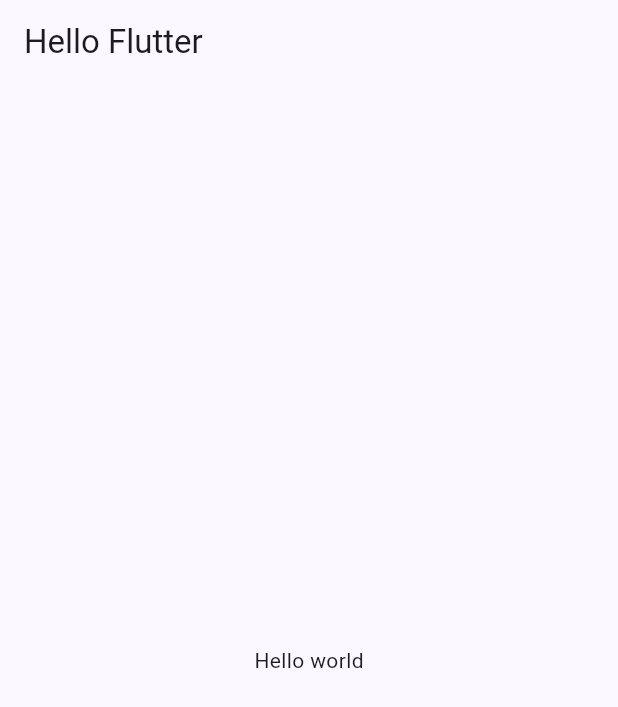
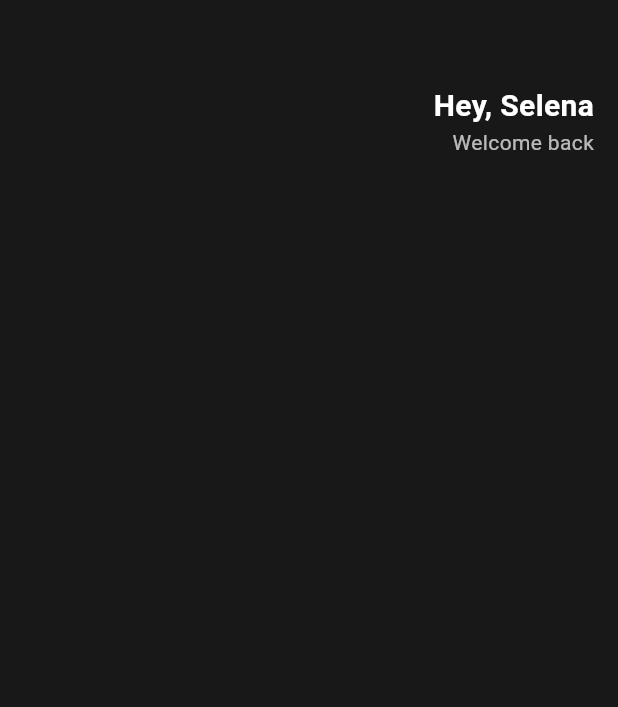
Before and after one commit to hyesuhong/flutter-project, a Flutter app: the screen it shows after launch, on a phone screen of 412 x 824 dp. Shown: the top 707 px of the screen. Run offline on Flutter 3.47's test engine with Material 3 defaults, Android fonts, the phone set to English and light mode, and no system bars.

Commit message:
feat: add custom header

```diff
--- a/lib/main.dart
+++ b/lib/main.dart
@@ -10,18 +10,43 @@ class MyApp extends StatelessWidget {
   @override
   Widget build(BuildContext context) {
     return MaterialApp(
-      // title: 'Flutter Demo',
-      theme: ThemeData(
-        colorScheme: ColorScheme.fromSeed(seedColor: Colors.indigo),
-        useMaterial3: true,
+      home: Scaffold(
+        backgroundColor: Color(0xff181818),
+        body: Padding(
+          padding: EdgeInsets.symmetric(horizontal: 16),
+          child: Column(
+            children: [
+              SizedBox(
+                height: 56,
+              ),
+              Row(
+                mainAxisAlignment: MainAxisAlignment.end,
+                children: [
+                  Column(
+                    crossAxisAlignment: CrossAxisAlignment.end,
+                    children: [
+                      Text(
+                        'Hey, Selena',
+                        style: TextStyle(
+                          color: Colors.white,
+                          fontSize: 20,
+                          fontWeight: FontWeight.w700,
+                        ),
+                      ),
+                      Text(
+                        'Welcome back',
+                        style: TextStyle(
+                          color: Colors.white.withOpacity(0.7),
+                        ),
+                      ),
+                    ],
+                  ),
+                ],
+              ),
+            ],
+          ),
+        ),
       ),
-      home: Scaffold(
-          appBar: AppBar(
-            title: Text('Hello Flutter'),
-          ),
-          body: Center(
-            child: Text('Hello world'),
-          )),
     );
   }
 }
```
